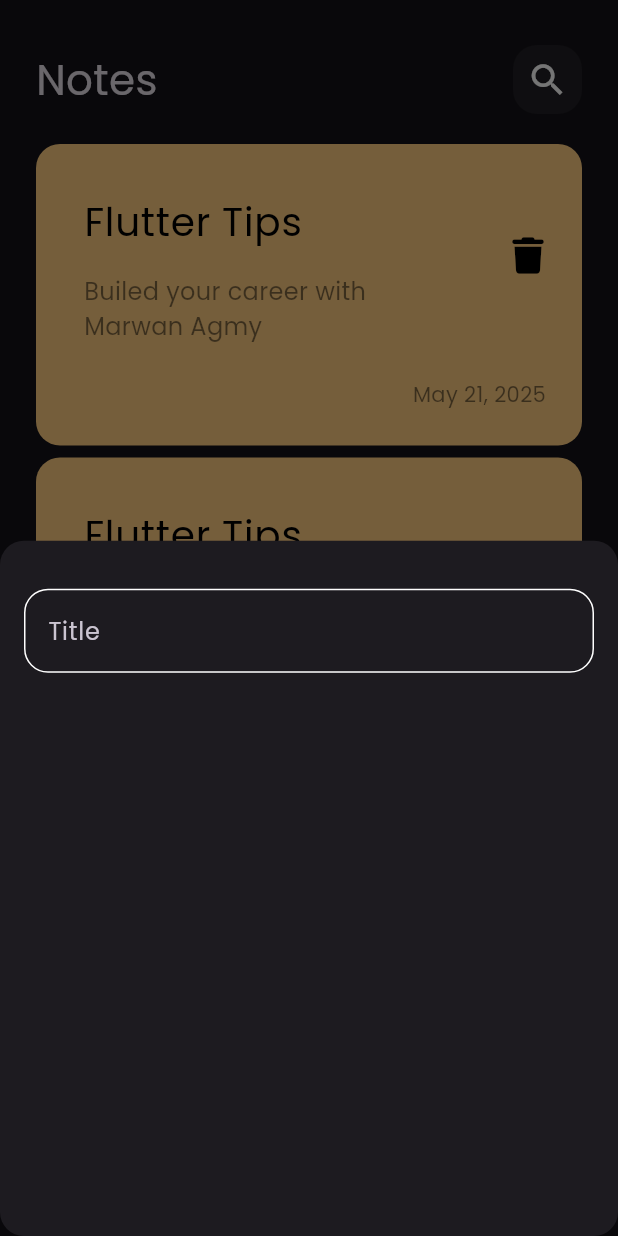
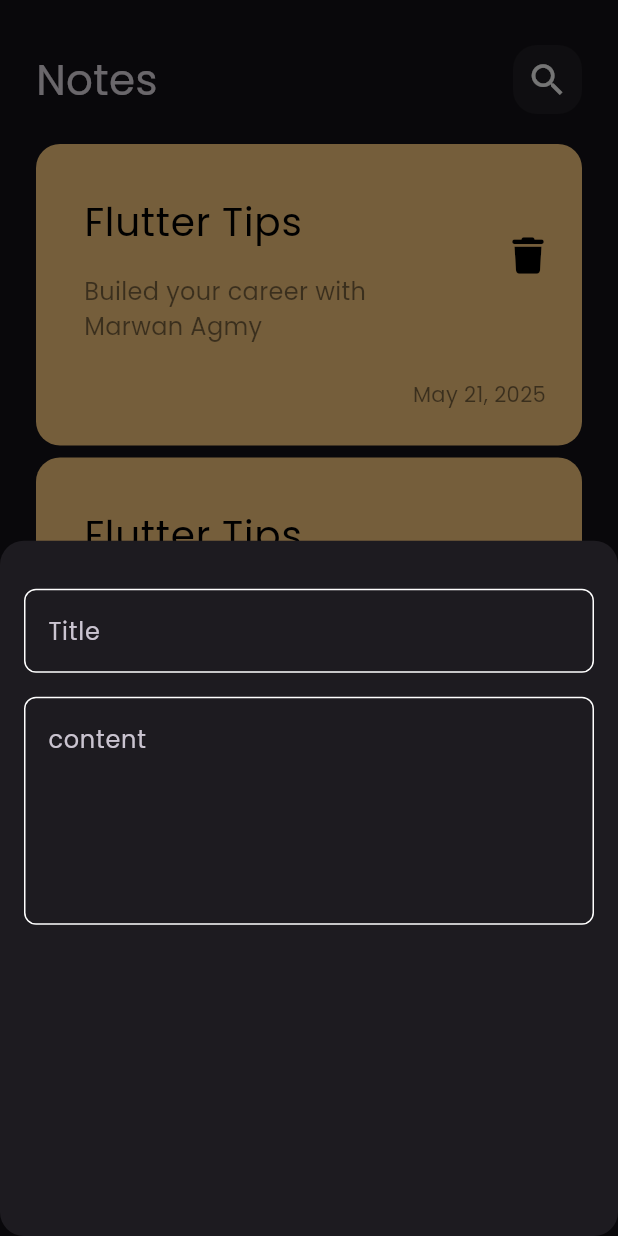
Before and after one commit to MarwanAgmy/notes_app, a Flutter app: the screen it shows after launch, after a tap on the "add" icon, on a phone screen of 412 x 824 dp. Run offline on Flutter 3.47's test engine with Material 3 defaults, Android fonts, the phone set to English and light mode, and no system bars; our stand-ins replace font_awesome_flutter.

Commit message:
add fileds to notes bottom sheet

```diff
--- a/lib/widgets/add_note_bottom_sheet.dart
+++ b/lib/widgets/add_note_bottom_sheet.dart
@@ -8,7 +8,14 @@ class AddNoteBottomSheet extends StatelessWidget {
   Widget build(BuildContext context) {
     return Padding(
       padding: const EdgeInsets.symmetric(horizontal: 16),
-      child: Column(children: [SizedBox(height: 32), CustomTextField()]),
+      child: Column(
+        children: [
+          SizedBox(height: 32),
+          CustomTextField(hint: 'Title'),
+          SizedBox(height: 16),
+          CustomTextField(hint: 'content', maxLines: 5),
+        ],
+      ),
     );
   }
 }
--- a/lib/widgets/custom_text_field.dart
+++ b/lib/widgets/custom_text_field.dart
@@ -2,15 +2,17 @@ import 'package:flutter/material.dart';
 import 'package:notes_app/widgets/constants.dart';
 
 class CustomTextField extends StatelessWidget {
-  const CustomTextField({super.key});
-
+  const CustomTextField({super.key, required this.hint, this.maxLines = 1});
+  final String hint;
+  final int maxLines;
   @override
   Widget build(BuildContext context) {
     return TextField(
+      maxLines: maxLines,
       cursorColor: KPrimaryColor,
       decoration: InputDecoration(
         border: builedBorder(),
-        hintText: 'Title',
+        hintText: hint,
         //hintStyle: TextStyle(color: KPrimaryColor),
         focusedBorder: builedBorder(KPrimaryColor),
         enabledBorder: builedBorder(),
@@ -20,7 +22,7 @@ class CustomTextField extends StatelessWidget {
 
   OutlineInputBorder builedBorder([color]) {
     return OutlineInputBorder(
-      borderRadius: BorderRadius.circular(16),
+      borderRadius: BorderRadius.circular(8),
       borderSide: BorderSide(color: color ?? Colors.white),
     );
   }
```
